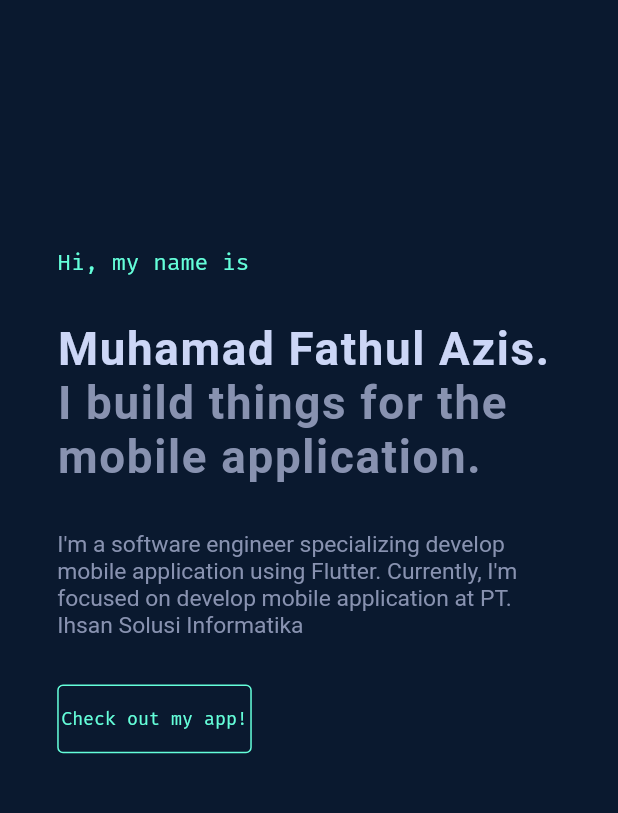
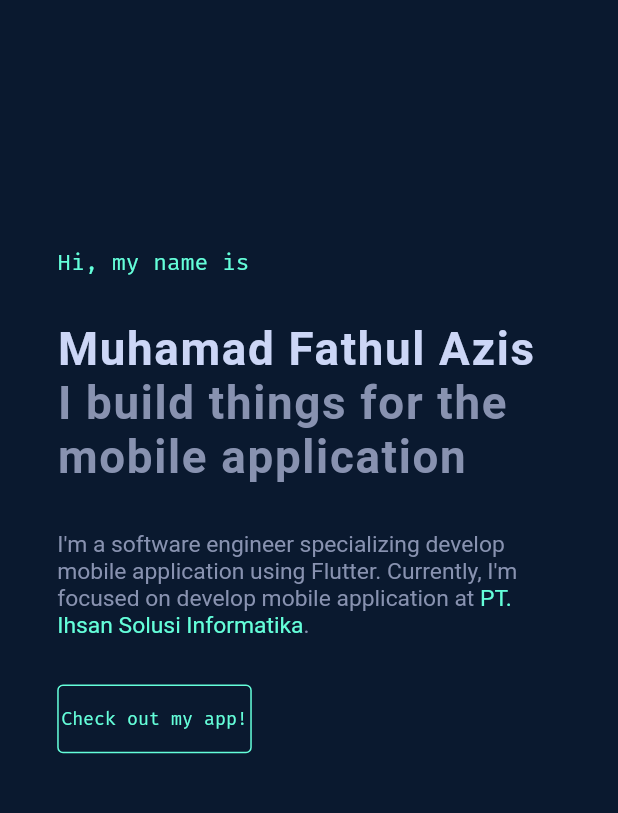
Before and after one commit to fathulaziss/personal-website, a Flutter app: the screen it shows after launch, on a phone screen of 412 x 824 dp, the part 126-939 px from its top. Run offline on Flutter 3.47's test engine with Material 2 defaults, Android fonts, the phone set to English and light mode, and no system bars; our stand-ins replace flutter_screenutil, google_fonts; missing offline and left inert: dart:html; Roboto replaces fonts that are missing (Heebo).

Commit message:
update general introduction

```diff
--- a/lib/widgets/others/general_introduction.dart
+++ b/lib/widgets/others/general_introduction.dart
@@ -3,6 +3,7 @@ import 'package:flutter_screenutil/flutter_screenutil.dart';
 import 'package:personal_website/styles/colors.dart';
 import 'package:personal_website/styles/styles.dart';
 import 'package:personal_website/widgets/buttons/primary_button.dart';
+import 'package:personal_website/widgets/others/general_introduction_desc.dart';
 
 class GeneralIntroduction extends StatelessWidget {
   const GeneralIntroduction({Key? key}) : super(key: key);
@@ -19,7 +20,7 @@ class GeneralIntroduction extends StatelessWidget {
         ),
         verticalSpace(40.h),
         Text(
-          'Muhamad Fathul Azis.',
+          'Muhamad Fathul Azis',
           style: TextStyles.heeboText.copyWith(
             fontSize: MediaQuery.of(context).size.width < 960 ? 40.h : 60.h,
             color: AppColor.textColor1,
@@ -28,7 +29,7 @@ class GeneralIntroduction extends StatelessWidget {
           ),
         ),
         Text(
-          'I build things for the mobile application.',
+          'I build things for the mobile application',
           style: TextStyles.heeboText.copyWith(
             fontSize: MediaQuery.of(context).size.width < 960 ? 40.h : 60.h,
             color: AppColor.textColor2,
@@ -41,11 +42,7 @@ class GeneralIntroduction extends StatelessWidget {
           width: MediaQuery.of(context).size.width < 960
               ? double.infinity
               : MediaQuery.of(context).size.width / 2.8,
-          child: Text(
-            "I'm a software engineer specializing develop mobile application using Flutter. Currently, I'm focused on develop mobile application at PT. Ihsan Solusi Informatika",
-            style: TextStyles.heeboText
-                .copyWith(fontSize: 20.h, color: AppColor.textColor2),
-          ),
+          child: const GeneralIntroductionDesc(),
         ),
         verticalSpace(40.h),
         Padding(
--- /dev/null
+++ b/lib/widgets/others/general_introduction_desc.dart
@@ -0,0 +1,57 @@
+import 'package:flutter/gestures.dart';
+import 'package:flutter/material.dart';
+import 'package:flutter_screenutil/flutter_screenutil.dart';
+import 'package:personal_website/styles/colors.dart';
+import 'package:personal_website/styles/styles.dart';
+import 'package:personal_website/utils/app_utils.dart';
+
+class GeneralIntroductionDesc extends StatefulWidget {
+  const GeneralIntroductionDesc({Key? key}) : super(key: key);
+
+  @override
+  State<GeneralIntroductionDesc> createState() =>
+      _GeneralIntroductionDescState();
+}
+
+class _GeneralIntroductionDescState extends State<GeneralIntroductionDesc> {
+  TextDecoration decoration = TextDecoration.none;
+
+  @override
+  Widget build(BuildContext context) {
+    return RichText(
+      text: TextSpan(
+        text:
+            "I'm a software engineer specializing develop mobile application using Flutter. Currently, I'm focused on develop mobile application at ",
+        style: TextStyles.heeboText
+            .copyWith(fontSize: 20.h, color: AppColor.textColor2),
+        children: [
+          TextSpan(
+            recognizer: TapGestureRecognizer()
+              ..onTap = () {
+                AppUtils.openLink('https://ihsansolusi.co.id/m/#home');
+              },
+            mouseCursor: MaterialStateMouseCursor.clickable,
+            onEnter: (event) {
+              setState(() {
+                decoration = TextDecoration.underline;
+              });
+            },
+            onExit: (event) {
+              setState(() {
+                decoration = TextDecoration.none;
+              });
+            },
+            text: 'PT. Ihsan Solusi Informatika',
+            style: TextStyles.heeboText.copyWith(
+              fontSize: 20.h,
+              color: AppColor.primaryColor,
+              decoration: decoration,
+              decorationColor: AppColor.primaryColor,
+            ),
+          ),
+          const TextSpan(text: '.'),
+        ],
+      ),
+    );
+  }
+}
```
